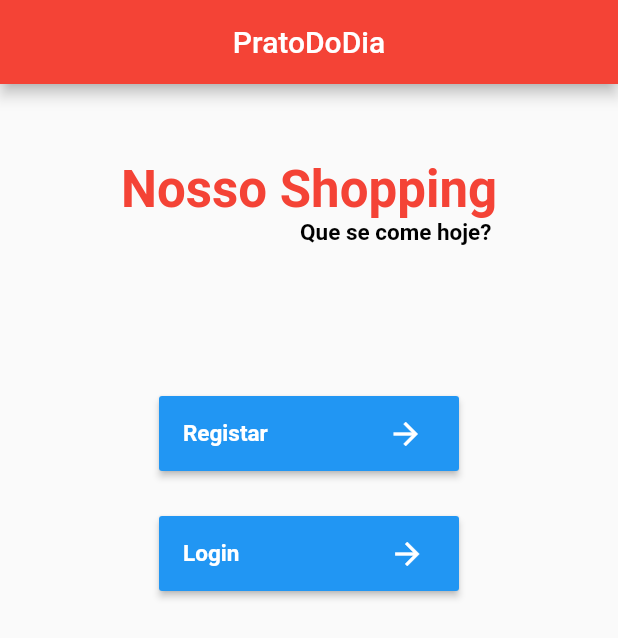
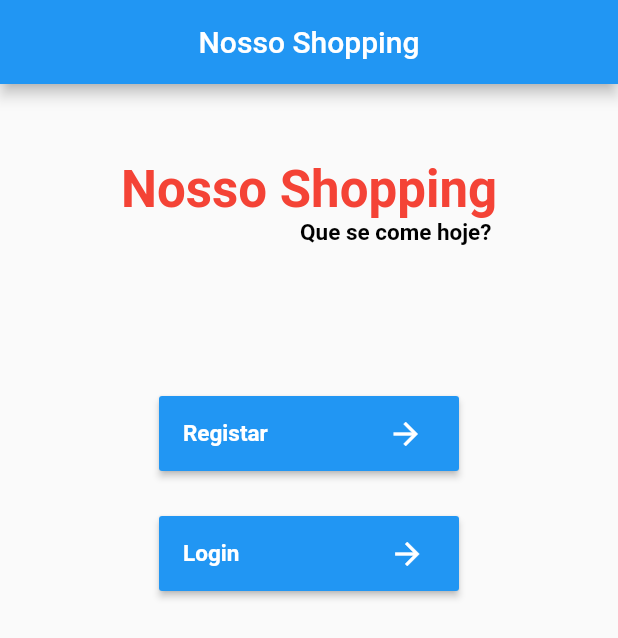
Before and after one commit to joanabento/DAMDart, a Flutter app: the screen it shows after launch, on a phone screen of 412 x 824 dp. Shown: the top 638 px of the screen. Run offline on Flutter 3.47's test engine with Material 2 defaults, Android fonts, the phone set to English and light mode, and no system bars; missing offline and left inert: dart:ffi; accounts and stored records are empty.

Commit message:
change main

```diff
--- a/lib/main.dart
+++ b/lib/main.dart
@@ -39,8 +39,8 @@ class _HomePageState extends State<HomePage> {
 
     return Scaffold(
       appBar: AppBar(
-        title: Center(child:Text('PratoDoDia')),
-        backgroundColor: Colors.red,
+        title: Center(child:Text('Nosso Shopping')),
+        backgroundColor: Colors.blue,
       ),
 
       body:Center( child:Column(
```
